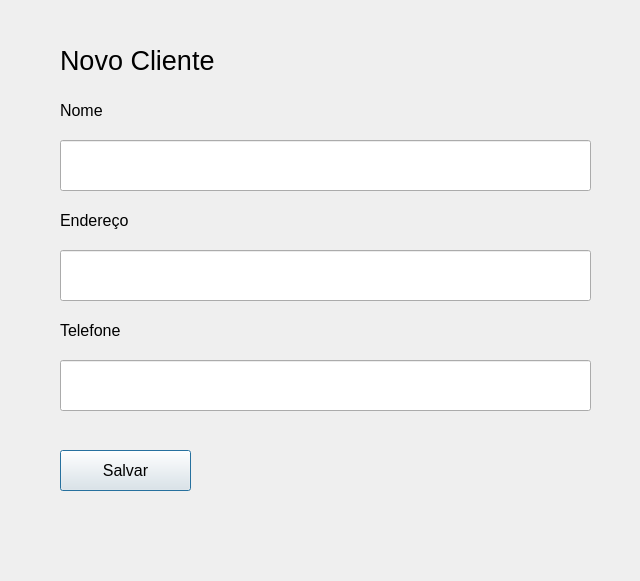
The window that novo_cliente.ui (DanPS-SM/app_delivery_2) describes before a commit, drawn with Qt 5.
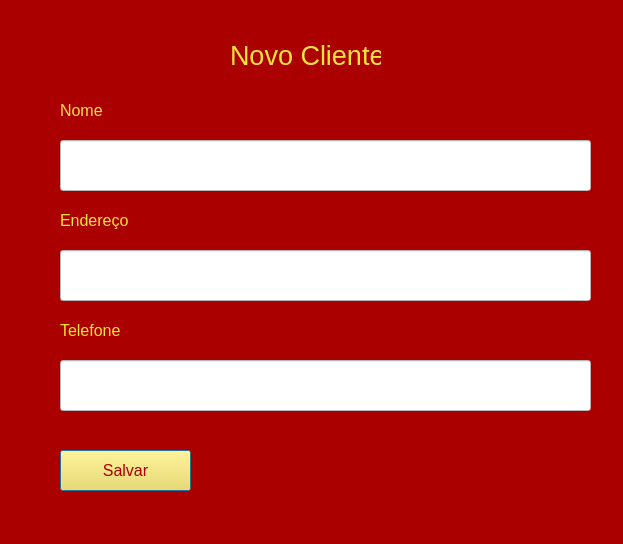
The same window after the commit.

The edit to the form file:
```diff
--- a/novo_cliente.ui
+++ b/novo_cliente.ui
@@ -6,22 +6,144 @@
    <rect>
     <x>0</x>
     <y>0</y>
-    <width>640</width>
-    <height>581</height>
+    <width>623</width>
+    <height>544</height>
    </rect>
   </property>
   <property name="windowTitle">
    <string>Dialog</string>
   </property>
+  <property name="styleSheet">
+   <string notr="true">
+background-color: rgb(170, 0, 0);</string>
+  </property>
   <widget class="QLabel" name="label">
    <property name="geometry">
     <rect>
-     <x>60</x>
-     <y>30</y>
-     <width>221</width>
-     <height>61</height>
+     <x>230</x>
+     <y>40</y>
+     <width>151</width>
+     <height>31</height>
     </rect>
    </property>
+   <property name="palette">
+    <palette>
+     <active>
+      <colorrole role="WindowText">
+       <brush brushstyle="SolidPattern">
+        <color alpha="255">
+         <red>255</red>
+         <green>226</green>
+         <blue>62</blue>
+        </color>
+       </brush>
+      </colorrole>
+      <colorrole role="Button">
+       <brush brushstyle="SolidPattern">
+        <color alpha="255">
+         <red>170</red>
+         <green>0</green>
+         <blue>0</blue>
+        </color>
+       </brush>
+      </colorrole>
+      <colorrole role="Base">
+       <brush brushstyle="SolidPattern">
+        <color alpha="255">
+         <red>170</red>
+         <green>0</green>
+         <blue>0</blue>
+        </color>
+       </brush>
+      </colorrole>
+      <colorrole role="Window">
+       <brush brushstyle="SolidPattern">
+        <color alpha="255">
+         <red>170</red>
+         <green>0</green>
+         <blue>0</blue>
+        </color>
+       </brush>
+      </colorrole>
+     </active>
+     <inactive>
+      <colorrole role="WindowText">
+       <brush brushstyle="SolidPattern">
+        <color alpha="255">
+         <red>255</red>
+         <green>226</green>
+         <blue>62</blue>
+        </color>
+       </brush>
+      </colorrole>
+      <colorrole role="Button">
+       <brush brushstyle="SolidPattern">
+        <color alpha="255">
+         <red>170</red>
+         <green>0</green>
+         <blue>0</blue>
+        </color>
+       </brush>
+      </colorrole>
+      <colorrole role="Base">
+       <brush brushstyle="SolidPattern">
+        <color alpha="255">
+         <red>170</red>
+         <green>0</green>
+         <blue>0</blue>
+        </color>
+       </brush>
+      </colorrole>
+      <colorrole role="Window">
+       <brush brushstyle="SolidPattern">
+        <color alpha="255">
+         <red>170</red>
+         <green>0</green>
+         <blue>0</blue>
+        </color>
+       </brush>
+      </colorrole>
+     </inactive>
+     <disabled>
+      <colorrole role="WindowText">
+       <brush brushstyle="SolidPattern">
+        <color alpha="255">
+         <red>120</red>
+         <green>120</green>
+         <blue>120</blue>
+        </color>
+       </brush>
+      </colorrole>
+      <colorrole role="Button">
+       <brush brushstyle="SolidPattern">
+        <color alpha="255">
+         <red>170</red>
+         <green>0</green>
+         <blue>0</blue>
+        </color>
+       </brush>
+      </colorrole>
+      <colorrole role="Base">
+       <brush brushstyle="SolidPattern">
+        <color alpha="255">
+         <red>170</red>
+         <green>0</green>
+         <blue>0</blue>
+        </color>
+       </brush>
+      </colorrole>
+      <colorrole role="Window">
+       <brush brushstyle="SolidPattern">
+        <color alpha="255">
+         <red>170</red>
+         <green>0</green>
+         <blue>0</blue>
+        </color>
+       </brush>
+      </colorrole>
+     </disabled>
+    </palette>
+   </property>
    <property name="font">
     <font>
      <pointsize>20</pointsize>
@@ -45,16 +167,137 @@
      <pointsize>12</pointsize>
     </font>
    </property>
+   <property name="styleSheet">
+    <string notr="true">background-color: rgb(255, 255, 255);</string>
+   </property>
   </widget>
   <widget class="QLabel" name="label_2">
    <property name="geometry">
     <rect>
      <x>60</x>
      <y>95</y>
-     <width>61</width>
+     <width>51</width>
      <height>31</height>
     </rect>
    </property>
+   <property name="palette">
+    <palette>
+     <active>
+      <colorrole role="WindowText">
+       <brush brushstyle="SolidPattern">
+        <color alpha="255">
+         <red>255</red>
+         <green>226</green>
+         <blue>62</blue>
+        </color>
+       </brush>
+      </colorrole>
+      <colorrole role="Button">
+       <brush brushstyle="SolidPattern">
+        <color alpha="255">
+         <red>170</red>
+         <green>0</green>
+         <blue>0</blue>
+        </color>
+       </brush>
+      </colorrole>
+      <colorrole role="Base">
+       <brush brushstyle="SolidPattern">
+        <color alpha="255">
+         <red>170</red>
+         <green>0</green>
+         <blue>0</blue>
+        </color>
+       </brush>
+      </colorrole>
+      <colorrole role="Window">
+       <brush brushstyle="SolidPattern">
+        <color alpha="255">
+         <red>170</red>
+         <green>0</green>
+         <blue>0</blue>
+        </color>
+       </brush>
+      </colorrole>
+     </active>
+     <inactive>
+      <colorrole role="WindowText">
+       <brush brushstyle="SolidPattern">
+        <color alpha="255">
+         <red>255</red>
+         <green>226</green>
+         <blue>62</blue>
+        </color>
+       </brush>
+      </colorrole>
+      <colorrole role="Button">
+       <brush brushstyle="SolidPattern">
+        <color alpha="255">
+         <red>170</red>
+         <green>0</green>
+         <blue>0</blue>
+        </color>
+       </brush>
+      </colorrole>
+      <colorrole role="Base">
+       <brush brushstyle="SolidPattern">
+        <color alpha="255">
+         <red>170</red>
+         <green>0</green>
+         <blue>0</blue>
+        </color>
+       </brush>
+      </colorrole>
+      <colorrole role="Window">
+       <brush brushstyle="SolidPattern">
+        <color alpha="255">
+         <red>170</red>
+         <green>0</green>
+         <blue>0</blue>
+        </color>
+       </brush>
+      </colorrole>
+     </inactive>
+     <disabled>
+      <colorrole role="WindowText">
+       <brush brushstyle="SolidPattern">
+        <color alpha="255">
+         <red>120</red>
+         <green>120</green>
+         <blue>120</blue>
+        </color>
+       </brush>
+      </colorrole>
+      <colorrole role="Button">
+       <brush brushstyle="SolidPattern">
+        <color alpha="255">
+         <red>170</red>
+         <green>0</green>
+         <blue>0</blue>
+        </color>
+       </brush>
+      </colorrole>
+      <colorrole role="Base">
+       <brush brushstyle="SolidPattern">
+        <color alpha="255">
+         <red>170</red>
+         <green>0</green>
+         <blue>0</blue>
+        </color>
+       </brush>
+      </colorrole>
+      <colorrole role="Window">
+       <brush brushstyle="SolidPattern">
+        <color alpha="255">
+         <red>170</red>
+         <green>0</green>
+         <blue>0</blue>
+        </color>
+       </brush>
+      </colorrole>
+     </disabled>
+    </palette>
+   </property>
    <property name="font">
     <font>
      <pointsize>12</pointsize>
@@ -69,10 +312,128 @@
     <rect>
      <x>60</x>
      <y>205</y>
-     <width>91</width>
+     <width>71</width>
      <height>31</height>
     </rect>
    </property>
+   <property name="palette">
+    <palette>
+     <active>
+      <colorrole role="WindowText">
+       <brush brushstyle="SolidPattern">
+        <color alpha="255">
+         <red>255</red>
+         <green>226</green>
+         <blue>62</blue>
+        </color>
+       </brush>
+      </colorrole>
+      <colorrole role="Button">
+       <brush brushstyle="SolidPattern">
+        <color alpha="255">
+         <red>170</red>
+         <green>0</green>
+         <blue>0</blue>
+        </color>
+       </brush>
+      </colorrole>
+      <colorrole role="Base">
+       <brush brushstyle="SolidPattern">
+        <color alpha="255">
+         <red>170</red>
+         <green>0</green>
+         <blue>0</blue>
+        </color>
+       </brush>
+      </colorrole>
+      <colorrole role="Window">
+       <brush brushstyle="SolidPattern">
+        <color alpha="255">
+         <red>170</red>
+         <green>0</green>
+         <blue>0</blue>
+        </color>
+       </brush>
+      </colorrole>
+     </active>
+     <inactive>
+      <colorrole role="WindowText">
+       <brush brushstyle="SolidPattern">
+        <color alpha="255">
+         <red>255</red>
+         <green>226</green>
+         <blue>62</blue>
+        </color>
+       </brush>
+      </colorrole>
+      <colorrole role="Button">
+       <brush brushstyle="SolidPattern">
+        <color alpha="255">
+         <red>170</red>
+         <green>0</green>
+         <blue>0</blue>
+        </color>
+       </brush>
+      </colorrole>
+      <colorrole role="Base">
+       <brush brushstyle="SolidPattern">
+        <color alpha="255">
+         <red>170</red>
+         <green>0</green>
+         <blue>0</blue>
+        </color>
+       </brush>
+      </colorrole>
+      <colorrole role="Window">
+       <brush brushstyle="SolidPattern">
+        <color alpha="255">
+         <red>170</red>
+         <green>0</green>
+         <blue>0</blue>
+        </color>
+       </brush>
+      </colorrole>
+     </inactive>
+     <disabled>
+      <colorrole role="WindowText">
+       <brush brushstyle="SolidPattern">
+        <color alpha="255">
+         <red>120</red>
+         <green>120</green>
+         <blue>120</blue>
+        </color>
+       </brush>
+      </colorrole>
+      <colorrole role="Button">
+       <brush brushstyle="SolidPattern">
+        <color alpha="255">
+         <red>170</red>
+         <green>0</green>
+         <blue>0</blue>
+        </color>
+       </brush>
+      </colorrole>
+      <colorrole role="Base">
+       <brush brushstyle="SolidPattern">
+        <color alpha="255">
+         <red>170</red>
+         <green>0</green>
+         <blue>0</blue>
+        </color>
+       </brush>
+      </colorrole>
+      <colorrole role="Window">
+       <brush brushstyle="SolidPattern">
+        <color alpha="255">
+         <red>170</red>
+         <green>0</green>
+         <blue>0</blue>
+        </color>
+       </brush>
+      </colorrole>
+     </disabled>
+    </palette>
+   </property>
    <property name="font">
     <font>
      <pointsize>12</pointsize>
@@ -96,16 +457,137 @@
      <pointsize>12</pointsize>
     </font>
    </property>
+   <property name="styleSheet">
+    <string notr="true">background-color: rgb(255, 255, 255);</string>
+   </property>
   </widget>
   <widget class="QLabel" name="label_4">
    <property name="geometry">
     <rect>
      <x>60</x>
      <y>315</y>
-     <width>91</width>
+     <width>61</width>
      <height>31</height>
     </rect>
    </property>
+   <property name="palette">
+    <palette>
+     <active>
+      <colorrole role="WindowText">
+       <brush brushstyle="SolidPattern">
+        <color alpha="255">
+         <red>255</red>
+         <green>226</green>
+         <blue>62</blue>
+        </color>
+       </brush>
+      </colorrole>
+      <colorrole role="Button">
+       <brush brushstyle="SolidPattern">
+        <color alpha="255">
+         <red>170</red>
+         <green>0</green>
+         <blue>0</blue>
+        </color>
+       </brush>
+      </colorrole>
+      <colorrole role="Base">
+       <brush brushstyle="SolidPattern">
+        <color alpha="255">
+         <red>170</red>
+         <green>0</green>
+         <blue>0</blue>
+        </color>
+       </brush>
+      </colorrole>
+      <colorrole role="Window">
+       <brush brushstyle="SolidPattern">
+        <color alpha="255">
+         <red>170</red>
+         <green>0</green>
+         <blue>0</blue>
+        </color>
+       </brush>
+      </colorrole>
+     </active>
+     <inactive>
+      <colorrole role="WindowText">
+       <brush brushstyle="SolidPattern">
+        <color alpha="255">
+         <red>255</red>
+         <green>226</green>
+         <blue>62</blue>
+        </color>
+       </brush>
+      </colorrole>
+      <colorrole role="Button">
+       <brush brushstyle="SolidPattern">
+        <color alpha="255">
+         <red>170</red>
+         <green>0</green>
+         <blue>0</blue>
+        </color>
+       </brush>
+      </colorrole>
+      <colorrole role="Base">
+       <brush brushstyle="SolidPattern">
+        <color alpha="255">
+         <red>170</red>
+         <green>0</green>
+         <blue>0</blue>
+        </color>
+       </brush>
+      </colorrole>
+      <colorrole role="Window">
+       <brush brushstyle="SolidPattern">
+        <color alpha="255">
+         <red>170</red>
+         <green>0</green>
+         <blue>0</blue>
+        </color>
+       </brush>
+      </colorrole>
+     </inactive>
+     <disabled>
+      <colorrole role="WindowText">
+       <brush brushstyle="SolidPattern">
+        <color alpha="255">
+         <red>120</red>
+         <green>120</green>
+         <blue>120</blue>
+        </color>
+       </brush>
+      </colorrole>
+      <colorrole role="Button">
+       <brush brushstyle="SolidPattern">
+        <color alpha="255">
+         <red>170</red>
+         <green>0</green>
+         <blue>0</blue>
+        </color>
+       </brush>
+      </colorrole>
+      <colorrole role="Base">
+       <brush brushstyle="SolidPattern">
+        <color alpha="255">
+         <red>170</red>
+         <green>0</green>
+         <blue>0</blue>
+        </color>
+       </brush>
+      </colorrole>
+      <colorrole role="Window">
+       <brush brushstyle="SolidPattern">
+        <color alpha="255">
+         <red>170</red>
+         <green>0</green>
+         <blue>0</blue>
+        </color>
+       </brush>
+      </colorrole>
+     </disabled>
+    </palette>
+   </property>
    <property name="font">
     <font>
      <pointsize>12</pointsize>
@@ -129,6 +611,9 @@
      <pointsize>12</pointsize>
     </font>
    </property>
+   <property name="styleSheet">
+    <string notr="true">background-color: rgb(255, 255, 255);</string>
+   </property>
   </widget>
   <widget class="QPushButton" name="pushButton">
    <property name="geometry">
@@ -139,11 +624,240 @@
      <height>41</height>
     </rect>
    </property>
+   <property name="palette">
+    <palette>
+     <active>
+      <colorrole role="WindowText">
+       <brush brushstyle="SolidPattern">
+        <color alpha="255">
+         <red>170</red>
+         <green>0</green>
+         <blue>0</blue>
+        </color>
+       </brush>
+      </colorrole>
+      <colorrole role="Button">
+       <brush brushstyle="SolidPattern">
+        <color alpha="255">
+         <red>255</red>
+         <green>226</green>
+         <blue>62</blue>
+        </color>
+       </brush>
+      </colorrole>
+      <colorrole role="Text">
+       <brush brushstyle="SolidPattern">
+        <color alpha="255">
+         <red>170</red>
+         <green>0</green>
+         <blue>0</blue>
+        </color>
+       </brush>
+      </colorrole>
+      <colorrole role="ButtonText">
+       <brush brushstyle="SolidPattern">
+        <color alpha="255">
+         <red>170</red>
+         <green>0</green>
+         <blue>0</blue>
+        </color>
+       </brush>
+      </colorrole>
+      <colorrole role="Base">
+       <brush brushstyle="SolidPattern">
+        <color alpha="255">
+         <red>255</red>
+         <green>226</green>
+         <blue>62</blue>
+        </color>
+       </brush>
+      </colorrole>
+      <colorrole role="Window">
+       <brush brushstyle="SolidPattern">
+        <color alpha="255">
+         <red>255</red>
+         <green>226</green>
+         <blue>62</blue>
+        </color>
+       </brush>
+      </colorrole>
+      <colorrole role="Shadow">
+       <brush brushstyle="SolidPattern">
+        <color alpha="255">
+         <red>105</red>
+         <green>105</green>
+         <blue>105</blue>
+        </color>
+       </brush>
+      </colorrole>
+      <colorrole role="ToolTipText">
+       <brush brushstyle="SolidPattern">
+        <color alpha="255">
+         <red>170</red>
+         <green>0</green>
+         <blue>0</blue>
+        </color>
+       </brush>
+      </colorrole>
+     </active>
+     <inactive>
+      <colorrole role="WindowText">
+       <brush brushstyle="SolidPattern">
+        <color alpha="255">
+         <red>170</red>
+         <green>0</green>
+         <blue>0</blue>
+        </color>
+       </brush>
+      </colorrole>
+      <colorrole role="Button">
+       <brush brushstyle="SolidPattern">
+        <color alpha="255">
+         <red>255</red>
+         <green>226</green>
+         <blue>62</blue>
+        </color>
+       </brush>
+      </colorrole>
+      <colorrole role="Text">
+       <brush brushstyle="SolidPattern">
+        <color alpha="255">
+         <red>170</red>
+         <green>0</green>
+         <blue>0</blue>
+        </color>
+       </brush>
+      </colorrole>
+      <colorrole role="ButtonText">
+       <brush brushstyle="SolidPattern">
+        <color alpha="255">
+         <red>170</red>
+         <green>0</green>
+         <blue>0</blue>
+        </color>
+       </brush>
+      </colorrole>
+      <colorrole role="Base">
+       <brush brushstyle="SolidPattern">
+        <color alpha="255">
+         <red>255</red>
+         <green>226</green>
+         <blue>62</blue>
+        </color>
+       </brush>
+      </colorrole>
+      <colorrole role="Window">
+       <brush brushstyle="SolidPattern">
+        <color alpha="255">
+         <red>255</red>
+         <green>226</green>
+         <blue>62</blue>
+        </color>
+       </brush>
+      </colorrole>
+      <colorrole role="Shadow">
+       <brush brushstyle="SolidPattern">
+        <color alpha="255">
+         <red>105</red>
+         <green>105</green>
+         <blue>105</blue>
+        </color>
+       </brush>
+      </colorrole>
+      <colorrole role="ToolTipText">
+       <brush brushstyle="SolidPattern">
+        <color alpha="255">
+         <red>170</red>
+         <green>0</green>
+         <blue>0</blue>
+        </color>
+       </brush>
+      </colorrole>
+     </inactive>
+     <disabled>
+      <colorrole role="WindowText">
+       <brush brushstyle="SolidPattern">
+        <color alpha="255">
+         <red>120</red>
+         <green>120</green>
+         <blue>120</blue>
+        </color>
+       </brush>
+      </colorrole>
+      <colorrole role="Button">
+       <brush brushstyle="SolidPattern">
+        <color alpha="255">
+         <red>255</red>
+         <green>226</green>
+         <blue>62</blue>
+        </color>
+       </brush>
+      </colorrole>
+      <colorrole role="Text">
+       <brush brushstyle="SolidPattern">
+        <color alpha="255">
+         <red>120</red>
+         <green>120</green>
+         <blue>120</blue>
+        </color>
+       </brush>
+      </colorrole>
+      <colorrole role="ButtonText">
+       <brush brushstyle="SolidPattern">
+        <color alpha="255">
+         <red>120</red>
+         <green>120</green>
+         <blue>120</blue>
+        </color>
+       </brush>
+      </colorrole>
+      <colorrole role="Base">
+       <brush brushstyle="SolidPattern">
+        <color alpha="255">
+         <red>255</red>
+         <green>226</green>
+         <blue>62</blue>
+        </color>
+       </brush>
+      </colorrole>
+      <colorrole role="Window">
+       <brush brushstyle="SolidPattern">
+        <color alpha="255">
+         <red>255</red>
+         <green>226</green>
+         <blue>62</blue>
+        </color>
+       </brush>
+      </colorrole>
+      <colorrole role="Shadow">
+       <brush brushstyle="SolidPattern">
+        <color alpha="255">
+         <red>170</red>
+         <green>0</green>
+         <blue>0</blue>
+        </color>
+       </brush>
+      </colorrole>
+      <colorrole role="ToolTipText">
+       <brush brushstyle="SolidPattern">
+        <color alpha="255">
+         <red>170</red>
+         <green>0</green>
+         <blue>0</blue>
+        </color>
+       </brush>
+      </colorrole>
+     </disabled>
+    </palette>
+   </property>
    <property name="font">
     <font>
      <pointsize>12</pointsize>
     </font>
    </property>
+   <property name="styleSheet">
+    <string notr="true">background-color: rgb(255, 226, 62);</string>
+   </property>
    <property name="text">
     <string>Salvar</string>
    </property>
```
Left out of the diff: 4 changed lines with no effect on the pictures.
